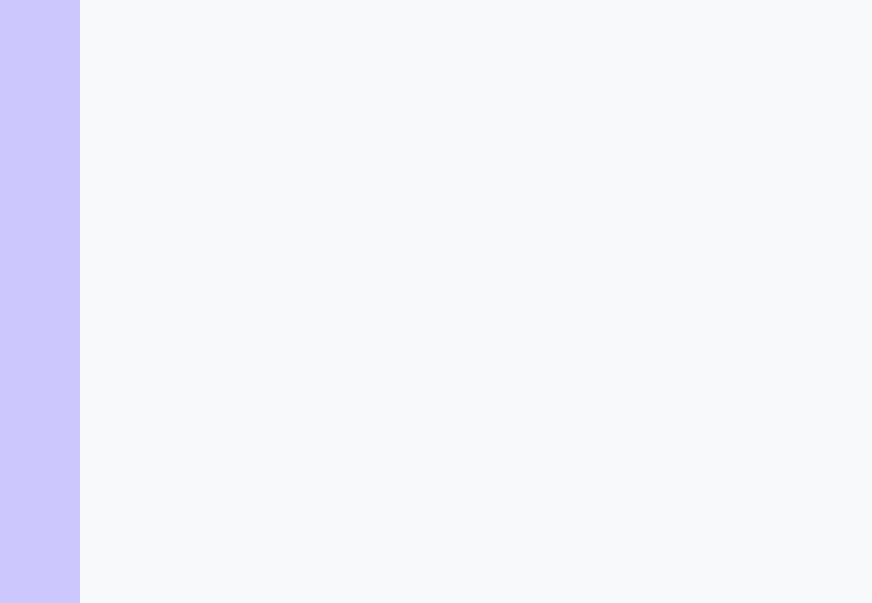
The window that copyclare/ui/main_window.ui (MotionInput/Team14-CopyClare) describes before a commit, drawn with Qt 5.
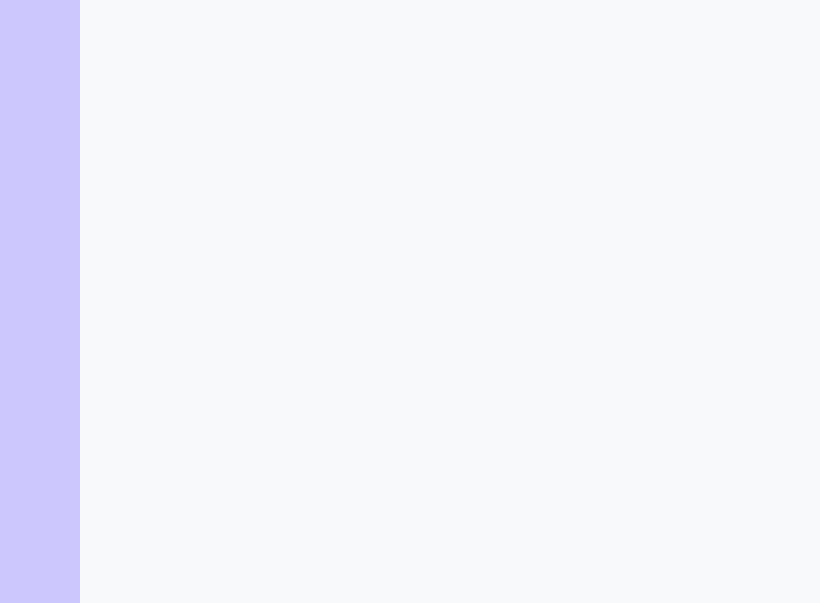
The same window after the commit. Icons and pictures are not drawn.

Patch:
```diff
--- a/copyclare/ui/main_window.ui
+++ b/copyclare/ui/main_window.ui
@@ -6,7 +6,7 @@
    <rect>
     <x>0</x>
     <y>0</y>
-    <width>872</width>
+    <width>820</width>
     <height>603</height>
    </rect>
   </property>
```
Left out of the diff: 30 changed lines with no effect on the pictures.
